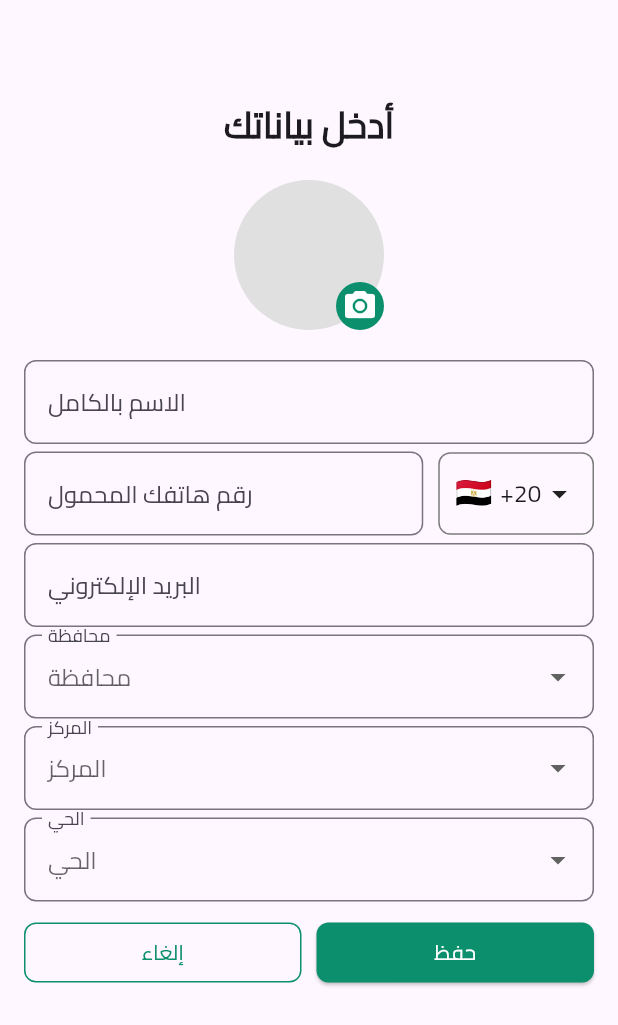
After one commit to MohamedAshraf898/Wasalny, a Flutter app: the ProfileScreen screen opened directly, on a phone screen of 412 x 824 dp. The commit adds this screen. Shown: the top 1025 px of the screen. Run offline on Flutter 3.47's test engine with Material 3 defaults, Android fonts, the phone set to English and light mode, and no system bars; our stand-ins replace country_picker, google_fonts, google_maps_flutter, location, pin_code_fields, shared_preferences and 1 more; accounts and stored records are empty.

Commit message:
create profile page

```diff
--- a/lib/Features/sign up/presentation/views/create_password.dart
+++ b/lib/Features/sign up/presentation/views/create_password.dart
@@ -2,6 +2,7 @@
 
 import 'package:flutter/material.dart';
 import 'package:google_fonts/google_fonts.dart';
+import 'package:wasalny/Features/sign%20up/presentation/views/profile_screen.dart';
 import 'package:wasalny/constant.dart';
 
 class CreatePasswordPage extends StatefulWidget {
@@ -142,7 +143,15 @@ class _CreatePasswordPageState extends State<CreatePasswordPage> {
                       borderRadius: BorderRadius.circular(8),
                     ),
                   ),
-                  onPressed: () {},
+                  onPressed: () {
+                    if (_formKey.currentState!.validate()) {
+                      Navigator.push(
+                        context,
+                        MaterialPageRoute(
+                            builder: (context) => const ProfileScreen()),
+                      );
+                    }
+                  },
                   child: Text(
                     "تسجيل",
                     style: GoogleFonts.cairo(color: Colors.white, fontSize: 16),
--- /dev/null
+++ b/lib/Features/sign up/presentation/views/profile_screen.dart
@@ -0,0 +1,222 @@
+import 'package:flutter/material.dart';
+import 'package:google_fonts/google_fonts.dart';
+import 'package:country_picker/country_picker.dart';
+import 'package:wasalny/constant.dart';
+
+class ProfileScreen extends StatefulWidget {
+  const ProfileScreen({super.key});
+
+  @override
+  _ProfileScreenState createState() => _ProfileScreenState();
+}
+
+class _ProfileScreenState extends State<ProfileScreen> {
+  final _formKey = GlobalKey<FormState>();
+  String countryCode = "+20";
+  String countryFlag = "🇪🇬";
+  final TextEditingController _nameController = TextEditingController();
+  final TextEditingController _phoneController = TextEditingController();
+  final TextEditingController _emailController = TextEditingController();
+  String? selectedGovernorate;
+  String? selectedDistrict;
+  String? selectedNeighborhood;
+
+  InputDecoration _inputDecoration(String label) {
+    return InputDecoration(
+      labelText: label,
+      hintText: label,
+      hintStyle: GoogleFonts.cairo(fontSize: 14, color: Colors.grey.shade400),
+      border: OutlineInputBorder(borderRadius: BorderRadius.circular(8)),
+      focusedBorder: OutlineInputBorder(
+        borderSide: const BorderSide(color: kPrimaryColor, width: 2),
+        borderRadius: BorderRadius.circular(8),
+      ),
+    );
+  }
+
+  @override
+  Widget build(BuildContext context) {
+    return Scaffold(
+      body: Padding(
+        padding: const EdgeInsets.all(16.0),
+        child: SingleChildScrollView(
+          child: Form(
+            key: _formKey,
+            child: Column(
+              children: [
+                const SizedBox(
+                  height: 50,
+                ),
+                Center(
+                  child: Text(
+                    "أدخل بياناتك",
+                    style: GoogleFonts.cairo(
+                      fontSize: 24,
+                      fontWeight: FontWeight.bold,
+                    ),
+                    textAlign: TextAlign.center,
+                  ),
+                ),
+                const SizedBox(height: 20),
+                Center(
+                  child: Stack(
+                    children: [
+                      CircleAvatar(
+                        radius: 50,
+                        backgroundColor: Colors.grey.shade300,
+                      ),
+                      const Positioned(
+                        bottom: 0,
+                        right: 0,
+                        child: CircleAvatar(
+                          radius: 16,
+                          backgroundColor: kPrimaryColor,
+                          child: Icon(Icons.camera_alt, color: Colors.white),
+                        ),
+                      ),
+                    ],
+                  ),
+                ),
+                const SizedBox(height: 20),
+                TextFormField(
+                  controller: _nameController,
+                  decoration: _inputDecoration("الاسم بالكامل"),
+                  validator: (value) =>
+                      value!.isEmpty ? "الاسم بالكامل مطلوب" : null,
+                ),
+                const SizedBox(height: 5),
+                Row(
+                  children: [
+                    Expanded(
+                      child: TextFormField(
+                        controller: _phoneController,
+                        keyboardType: TextInputType.phone,
+                        textAlign: TextAlign.right,
+                        decoration: _inputDecoration("رقم هاتفك المحمول"),
+                        validator: (value) {
+                          if (value == null || value.trim().isEmpty) {
+                            return "رقم الهاتف مطلوب";
+                          } else if (!RegExp(r'^[0-9]{10,15}$')
+                              .hasMatch(value)) {
+                            return "الرجاء إدخال رقم هاتف صحيح";
+                          }
+                          return null;
+                        },
+                      ),
+                    ),
+                    const SizedBox(width: 10),
+                    GestureDetector(
+                      onTap: () {
+                        showCountryPicker(
+                          context: context,
+                          showPhoneCode: true,
+                          onSelect: (Country country) {
+                            setState(() {
+                              countryCode = "+${country.phoneCode}";
+                              countryFlag = country.flagEmoji;
+                            });
+                          },
+                        );
+                      },
+                      child: Container(
+                        padding: const EdgeInsets.symmetric(
+                            horizontal: 10, vertical: 12),
+                        decoration: BoxDecoration(
+                          border: Border.all(
+                              color: const Color.fromARGB(255, 124, 124, 124)),
+                          borderRadius: BorderRadius.circular(8),
+                        ),
+                        child: Row(
+                          children: [
+                            Text(countryFlag,
+                                style: const TextStyle(fontSize: 20)),
+                            const SizedBox(width: 5),
+                            Text(countryCode,
+                                style: const TextStyle(fontSize: 16)),
+                            const Icon(Icons.arrow_drop_down),
+                          ],
+                        ),
+                      ),
+                    ),
+                  ],
+                ),
+                const SizedBox(height: 5),
+                TextFormField(
+                  controller: _emailController,
+                  decoration: _inputDecoration("البريد الإلكتروني"),
+                  validator: (value) =>
+                      value!.isEmpty ? "البريد الإلكتروني مطلوب" : null,
+                ),
+                const SizedBox(height: 5),
+                DropdownButtonFormField<String>(
+                  decoration: _inputDecoration("محافظة"),
+                  items: ["القاهرة", "الجيزة"]
+                      .map((e) => DropdownMenuItem(value: e, child: Text(e)))
+                      .toList(),
+                  onChanged: (value) =>
+                      setState(() => selectedGovernorate = value),
+                  validator: (value) => value == null ? "محافظه مطلوبه" : null,
+                ),
+                const SizedBox(height: 5),
+                DropdownButtonFormField<String>(
+                  decoration: _inputDecoration("المركز"),
+                  items: ["المهندسين", "مدينة نصر"]
+                      .map((e) => DropdownMenuItem(value: e, child: Text(e)))
+                      .toList(),
+                  onChanged: (value) =>
+                      setState(() => selectedDistrict = value),
+                  validator: (value) => value == null ? "المركز مطلوب" : null,
+                ),
+                const SizedBox(height: 5),
+                DropdownButtonFormField<String>(
+                  decoration: _inputDecoration("الحي"),
+                  items: ["الحي الأول", "الحي الثاني"]
+                      .map((e) => DropdownMenuItem(value: e, child: Text(e)))
+                      .toList(),
+                  onChanged: (value) =>
+                      setState(() => selectedNeighborhood = value),
+                  validator: (value) => value == null ? "الحي مطلوب" : null,
+                ),
+                const SizedBox(height: 10),
+                Row(
+                  children: [
+                    Expanded(
+                      child: OutlinedButton(
+                        onPressed: () => Navigator.pop(context),
+                        style: OutlinedButton.styleFrom(
+                          side: const BorderSide(color: kPrimaryColor),
+                          shape: RoundedRectangleBorder(
+                            borderRadius: BorderRadius.circular(8),
+                          ),
+                        ),
+                        child: const Text("إلغاء",
+                            style: TextStyle(color: kPrimaryColor)),
+                      ),
+                    ),
+                    const SizedBox(width: 10),
+                    Expanded(
+                      child: ElevatedButton(
+                        onPressed: () {
+                          if (_formKey.currentState!.validate()) {
+                            // Submit logic
+                          }
+                        },
+                        style: ElevatedButton.styleFrom(
+                            shape: RoundedRectangleBorder(
+                              borderRadius: BorderRadius.circular(8),
+                            ),
+                            backgroundColor: kPrimaryColor),
+                        child: const Text("حفظ",
+                            style: TextStyle(color: Colors.white)),
+                      ),
+                    ),
+                  ],
+                ),
+              ],
+            ),
+          ),
+        ),
+      ),
+    );
+  }
+}
--- a/lib/Features/sign up/presentation/views/signUpDriver.dart
+++ b/lib/Features/sign up/presentation/views/signUpDriver.dart
@@ -170,7 +170,6 @@ class _SignupdriverState extends State<Signupdriver> {
                 const SizedBox(height: 10),
 
                 // Terms Checkbox
-                // Terms Checkbox
                 Row(
                   children: [
                     Checkbox(
--- a/pubspec.yaml
+++ b/pubspec.yaml
@@ -42,6 +42,7 @@ dependencies:
   country_picker: ^2.0.27
   google_fonts: ^6.2.1
   pin_code_fields: ^8.0.1
+  image_picker: ^1.1.2
 
 dev_dependencies:
   flutter_test:
```
Also changed, not shown: pubspec.lock, 6 other files.
